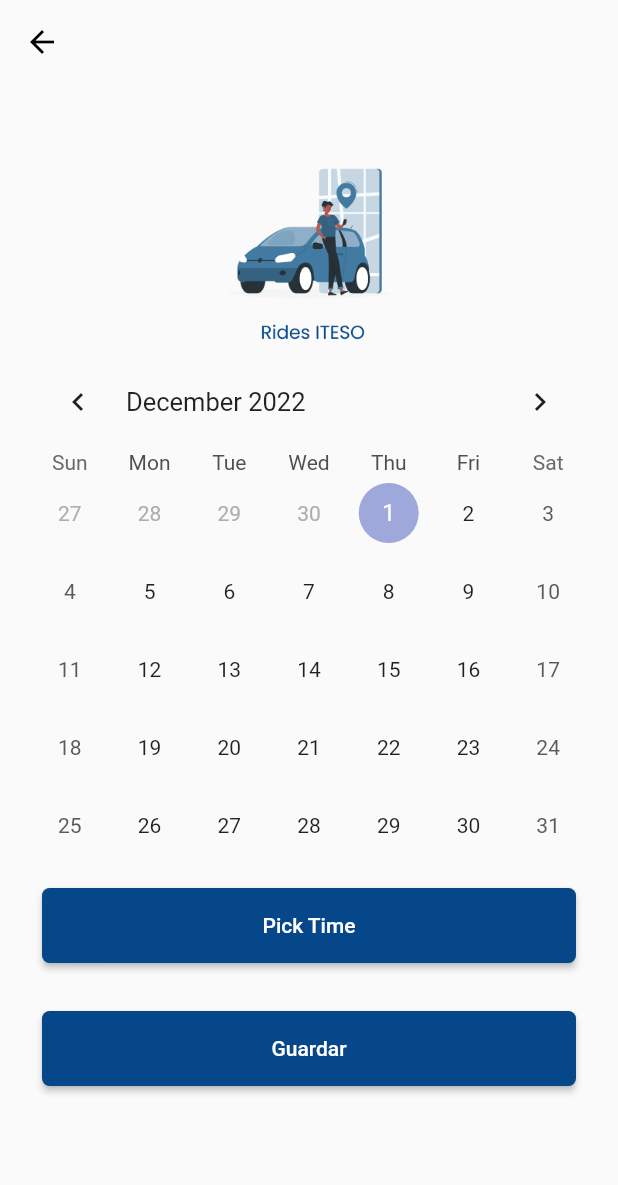
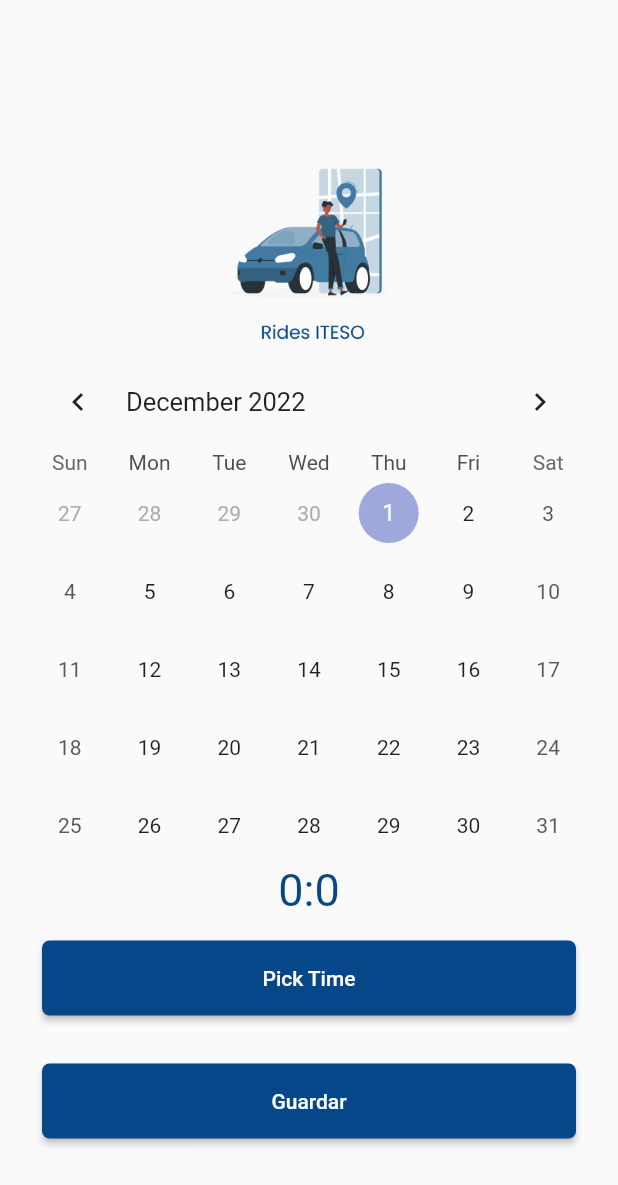
Before and after one commit to carlatalamantes/rides-iteso, a Flutter app: the RideCalendar screen opened directly, after a tap on "Guardar", on a phone screen of 412 x 824 dp. Shown: the top 1185 px of the screen. Run offline on Flutter 3.47's test engine with Material 2 defaults, Android fonts, the light colour scheme and no system bars; drawn by our look-alikes of table_calendar; our stand-ins replace bloc, cloud_firestore, equatable, firebase_auth, firebase_core, flutter_bloc and 1 more; missing offline and left inert: dart:ffi; accounts and stored records are empty.

Commit message:
ride calendar

```diff
--- a/lib/main.dart
+++ b/lib/main.dart
@@ -4,6 +4,7 @@ import 'package:rides_iteso/bloc/auth/auth_bloc.dart';
 import 'package:rides_iteso/bloc/user/user_bloc.dart';
 import 'package:rides_iteso/login/login_page.dart';
 import 'package:flutter_bloc/flutter_bloc.dart';
+import 'package:rides_iteso/ride_calendar/ride_calendar.dart';
 
 Future<void> main() async {
   WidgetsFlutterBinding.ensureInitialized();
@@ -26,7 +27,7 @@ class MyApp extends StatelessWidget {
   Widget build(BuildContext context) {
     return MaterialApp(
       title: 'Rides ITESO',
-      home: const LoginPage(),
+      home: RideCalendar(),//const LoginPage(),
       theme: ThemeData(
         primaryColor: Colors.blue.shade900,
         appBarTheme: const AppBarTheme(
--- a/lib/ride_calendar/ride_calendar.dart
+++ b/lib/ride_calendar/ride_calendar.dart
@@ -14,7 +14,7 @@ class _RideCalendarState extends State<RideCalendar> {
   DateTime _focusedDay = DateTime.now();
   DateTime? _selectedDay;
   List<DateTime> dateList = [];
-  TimeOfDay? time = TimeOfDay(hour: 12, minute: 12);
+  TimeOfDay time = TimeOfDay(hour: 0, minute: 0);
 
   @override
   Widget build(BuildContext context) {
@@ -84,6 +84,13 @@ class _RideCalendarState extends State<RideCalendar> {
                   },
                 ),
               ),
+              Text(
+                "${time.hour}:${time.minute}",
+                style: const TextStyle(
+                  color: Color(0xFF064789),
+                  fontSize: 30,
+                ),
+              ),
               base_ElevatedButton(
                 text: 'Pick Time', //boton que cambia de color dependiendo
                 backgroundColor: const Color(0xFF064789),
@@ -106,7 +113,7 @@ class _RideCalendarState extends State<RideCalendar> {
   }
 
   pickTime(BuildContext context) async {
-    time = await showTimePicker(
+    TimeOfDay? tmp = await showTimePicker(
       context: context,
       initialTime: TimeOfDay.now(),
       builder: (BuildContext context, Widget? child) {
@@ -116,13 +123,19 @@ class _RideCalendarState extends State<RideCalendar> {
         );
       },
     );
-    time = time?? const TimeOfDay(hour: 12, minute: 12);
+    setState(() {
+      time = tmp ?? time;
+    });
     print("Pick Time");
   }
 
   saveButton(BuildContext context) {
-    DateTime function_name(arguments) => new DateTime(arguments.year, arguments.month, arguments.day, time!.hour, time!.minute);
-    List<DateTime> newList = dateList.map((arguments) => new DateTime(arguments.year, arguments.month, arguments.day, time!.hour, time!.minute)).toList();
+    List<DateTime> newList = dateList
+        .map((arguments) => DateTime(arguments.year, arguments.month,
+            arguments.day, time!.hour, time!.minute))
+        .toList();
+    print(time);
+    print(dateList);
     print(newList);
     print("se guardaron las fechas");
     //Navigator.pop(context);
```
